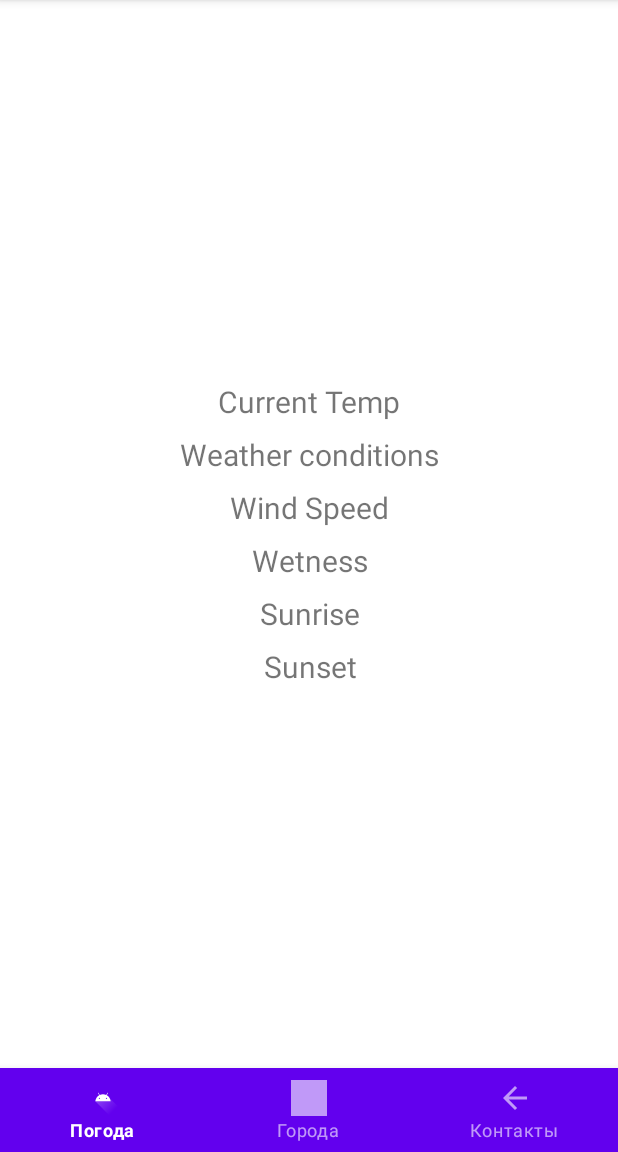
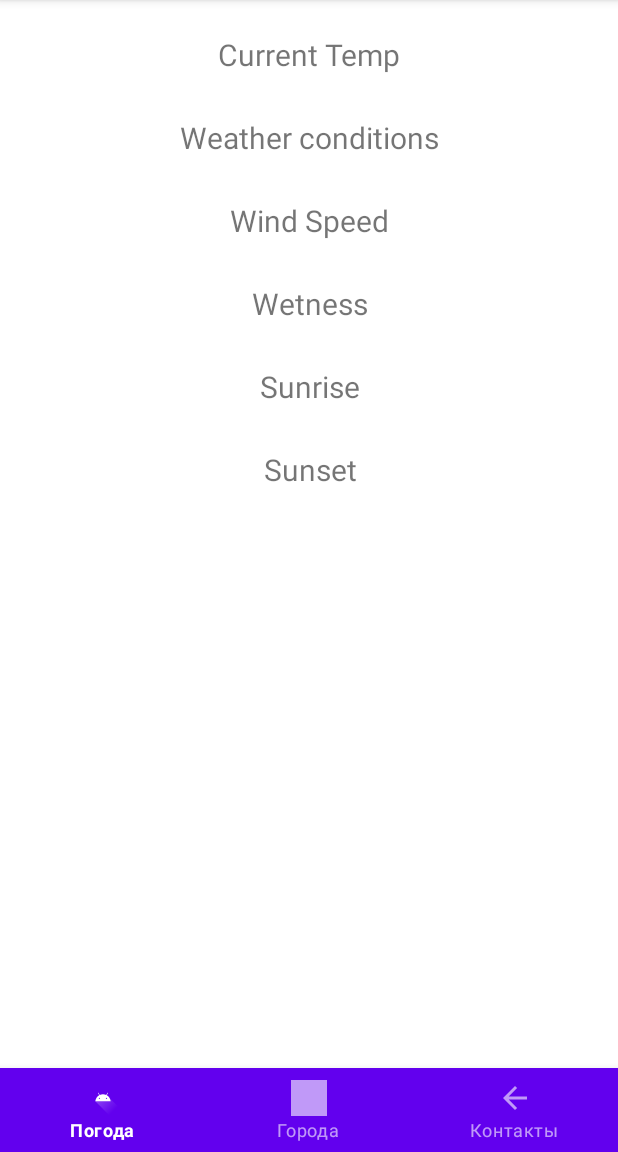
Before and after one commit to handsomeandi/WeatherProject, an Android app: the screen it shows after launch (MainActivity), on a phone screen of 412 x 824 dp, the part 84-1236 px from its top. Run offline under Robolectric (Android 15) with nearby library versions, the phone set to English and light mode, and no system bars; libraries missing offline, so code that uses them is left out: moxy.presenter; 1 statement that could not run was skipped.

```diff
--- a/app/src/main/java/com/example/weatherproj/SplashActivity.kt
+++ b/app/src/main/java/com/example/weatherproj/SplashActivity.kt
@@ -12,8 +12,6 @@ class SplashActivity : AppCompatActivity() {
         super.onCreate(savedInstanceState)
         setContentView(R.layout.activity_splash)
 
-
-
         Handler().postDelayed({
             val intent = Intent(this,MainActivity::class.java)
             startActivity(intent)
--- a/app/src/main/java/com/example/weatherproj/fragments/WeatherFragment.kt
+++ b/app/src/main/java/com/example/weatherproj/fragments/WeatherFragment.kt
@@ -4,24 +4,37 @@ package com.example.weatherproj.fragments
 import android.content.Context
 import android.content.SharedPreferences
 import android.os.Bundle
+import android.os.Handler
 import android.util.Log
 import android.view.LayoutInflater
 import android.view.View
 import android.view.ViewGroup
 import android.widget.TextView
 import androidx.fragment.app.Fragment
+import androidx.swiperefreshlayout.widget.SwipeRefreshLayout
 import com.example.weatherproj.R
+import com.example.weatherproj.Urls
 import com.example.weatherproj.Urls.Companion.MY_PREFS
 import com.example.weatherproj.Urls.Companion.MY_WEATHER
+import com.example.weatherproj.WeatherPresenter
+import com.example.weatherproj.WeatherView
 import com.example.weatherproj.networkobjects.DaggerNetworkComponent
 import com.example.weatherproj.networkobjects.NetworkComponent
 import com.example.weatherproj.networkobjects.NetworkModule
 import com.example.weatherproj.networkobjects.ServerApi
 import com.example.weatherproj.weatherobjects.Weather
 import com.google.gson.Gson
+import moxy.InjectViewState
+import moxy.MvpAppCompatFragment
+import moxy.MvpView
+import moxy.presenter.InjectPresenter
+import moxy.presenter.ProvidePresenter
+import moxy.presenter.ProvidePresenterTag
 import retrofit2.Call
 import retrofit2.Callback
 import retrofit2.Response
+import javax.inject.Inject
+import javax.inject.Provider
 
 
 // TODO: Rename parameter arguments, choose names that match
@@ -34,7 +47,9 @@ private const val ARG_PARAM2 = "param2"
  * Use the [WeatherFragment.newInstance] factory method to
  * create an instance of this fragment.
  */
-class WeatherFragment : Fragment() {
+class WeatherFragment : MvpAppCompatFragment(R.layout.fragment_weather),WeatherView {
+
+
     // TODO: Rename and change types of parameters
     private lateinit var sunset : TextView
     private lateinit var wetness : TextView
@@ -42,9 +57,16 @@ class WeatherFragment : Fragment() {
     private lateinit var weather_cond : TextView
     private lateinit var sunrise : TextView
     private lateinit var current_temp : TextView
+    private lateinit var swipeWeather : SwipeRefreshLayout
     val ERROR = "ERROR"
     var gson : Gson = Gson()
+    @InjectPresenter
+    lateinit var weatherPresenter: WeatherPresenter
 
+    @ProvidePresenter
+    fun provideWeatherPresenter() : WeatherPresenter {
+        return WeatherPresenter()
+    }
 
 
     override fun onViewCreated(view: View, savedInstanceState: Bundle?) {
@@ -57,42 +79,47 @@ class WeatherFragment : Fragment() {
         weather_cond = view.findViewById(R.id.weatherCondTv)
         wetness = view.findViewById(R.id.wetnessTv)
         current_temp = view.findViewById(R.id.currentTempTv)
+        swipeWeather = view.findViewById(R.id.swipeWeather)
+
+        if(swipeWeather != null)    {
+            swipeWeather.setOnRefreshListener{
+                Handler().postDelayed(Runnable {
+                    weatherPresenter.loadDataFromApi()
+                    swipeWeather.isRefreshing = false
+                }, 1000)
+            }
+        }
+
+    }
+
+    override fun removeWeather() {
+        val sharedPreferences: SharedPreferences =
+            activity!!.getSharedPreferences(MY_PREFS, Context.MODE_PRIVATE)
+        val editor = sharedPreferences.edit()
+        editor.remove(MY_WEATHER)
+        editor.commit()
+    }
+
+    override fun onCreate(savedInstanceState: Bundle?) {
+        super.onCreate(savedInstanceState)
+        var sharedPreferences : SharedPreferences =  activity!!.getSharedPreferences(Urls.MY_PREFS, Context.MODE_PRIVATE)
+        weatherPresenter.loadFromSharedOrApi(sharedPreferences)
+
     }
 
 
+    override fun saveWeather(weather: String) {
+        val sharedPreferences: SharedPreferences =
+            activity!!.getSharedPreferences(MY_PREFS, Context.MODE_PRIVATE)
+        val editor = sharedPreferences.edit()
+        editor.remove(MY_WEATHER)
+        editor.putString(MY_WEATHER, weather)
+        editor.commit()
 
-    override fun onCreate(savedInstanceState: Bundle?) {
-        super.onCreate(savedInstanceState)
-        val component: NetworkComponent =
-
-            DaggerNetworkComponent.builder().networkModule(NetworkModule()).build()
-        val serverApi: ServerApi = component.getServerApi()
-
-        var weatherFromShared : String? = activity!!.getSharedPreferences(MY_PREFS, Context.MODE_PRIVATE).getString(
-            MY_WEATHER,"")
-        if(weatherFromShared!!.length > 0 && weatherFromShared != null){
-            var weatherParsed : Weather = gson.fromJson(weatherFromShared, Weather::class.java)
-            setWeatherTextViews(weatherParsed)
-        }else{
-            serverApi.getWeatherData()!!.enqueue(object : Callback<Weather?> {
-                override fun onResponse(call: Call<Weather?>?, response: Response<Weather?>) {
-                    if (response.isSuccessful()) {
-                        var savedWeatherData : String = gson.toJson(response.body())
-                        saveWeather(savedWeatherData)
-                        setWeatherTextViews(response.body()!!)
-                    } else {
-                        Log.d(ERROR, response.message())
-                    }
-                }
-
-                override fun onFailure(call: Call<Weather?>?, t: Throwable) {
-                    Log.d(ERROR, t.message!!)
-                }
-            })
-        }
+        Log.d("SharedPrefs", sharedPreferences.getString(MY_WEATHER, "")!!)
     }
 
-    private fun setWeatherTextViews(weather: Weather){
+    override fun showWeather(weather: Weather) {
         sunset.setText(
             java.lang.String.format(
                 "%s%s",
@@ -137,16 +164,6 @@ class WeatherFragment : Fragment() {
         )
     }
 
-    private fun saveWeather(weather: String) {
-        val sharedPreferences: SharedPreferences =
-            activity!!.getSharedPreferences(MY_PREFS, Context.MODE_PRIVATE)
-        val editor = sharedPreferences.edit()
-        editor.remove(MY_PREFS)
-        editor.putString(MY_WEATHER, weather)
-        editor.apply()
-        Log.d("SharedPrefs", sharedPreferences.getString(MY_WEATHER, "")!!)
-    }
-
     override fun onCreateView(
         inflater: LayoutInflater, container: ViewGroup?,
         savedInstanceState: Bundle?
@@ -154,6 +171,8 @@ class WeatherFragment : Fragment() {
         // Inflate the layout for this fragment
         return inflater.inflate(R.layout.fragment_weather, container, false)
     }
+
+
 
     companion object {
         /**
--- a/app/src/main/res/layout/fragment_weather.xml
+++ b/app/src/main/res/layout/fragment_weather.xml
@@ -4,15 +4,34 @@
     xmlns:tools="http://schemas.android.com/tools"
     android:layout_width="match_parent"
     android:layout_height="match_parent"
-    tools:context=".fragments.WeatherFragment">
+    tools:context=".fragments.WeatherFragment"
+    android:layout_marginTop="20dp">
 
     <!-- TODO: Update blank fragment layout -->
+
+
+    <androidx.swiperefreshlayout.widget.SwipeRefreshLayout
+        android:layout_width="wrap_content"
+        android:layout_height="wrap_content"
+        android:id="@+id/swipeWeather"
+        app:layout_constraintBottom_toBottomOf="parent"
+        app:layout_constraintEnd_toEndOf="parent"
+        app:layout_constraintStart_toStartOf="parent"
+        app:layout_constraintTop_toTopOf="parent"
+        android:padding="10dp">
+
+        <androidx.constraintlayout.widget.ConstraintLayout
+            android:layout_width="wrap_content"
+            android:layout_height="wrap_content"
+            android:padding="10dp">
+
             <TextView
                 android:id="@+id/currentTempTv"
                 android:layout_width="wrap_content"
                 android:layout_height="wrap_content"
                 android:text="Current Temp"
                 android:textSize="20dp"
+                android:padding="10dp"
                 app:layout_constraintEnd_toEndOf="parent"
                 app:layout_constraintStart_toStartOf="parent"
                 app:layout_constraintTop_toTopOf="parent" />
@@ -24,6 +43,7 @@
                 android:layout_marginTop="8dp"
                 android:text="Sunset"
                 android:textSize="20dp"
+                android:padding="10dp"
                 app:layout_constraintEnd_toEndOf="@+id/sunriseTv"
                 app:layout_constraintStart_toStartOf="@+id/sunriseTv"
                 app:layout_constraintTop_toBottomOf="@+id/sunriseTv" />
@@ -35,6 +55,7 @@
                 android:layout_marginTop="8dp"
                 android:text="Weather conditions"
                 android:textSize="20dp"
+                android:padding="10dp"
                 app:layout_constraintEnd_toEndOf="@+id/currentTempTv"
                 app:layout_constraintStart_toStartOf="@+id/currentTempTv"
                 app:layout_constraintTop_toBottomOf="@+id/currentTempTv" />
@@ -46,6 +67,7 @@
                 android:layout_marginTop="8dp"
                 android:text="Wind Speed"
                 android:textSize="20dp"
+                android:padding="10dp"
                 app:layout_constraintEnd_toEndOf="@+id/weatherCondTv"
                 app:layout_constraintStart_toStartOf="@+id/weatherCondTv"
                 app:layout_constraintTop_toBottomOf="@+id/weatherCondTv" />
@@ -57,6 +79,7 @@
                 android:layout_marginTop="8dp"
                 android:text="Wetness"
                 android:textSize="20dp"
+                android:padding="10dp"
                 app:layout_constraintEnd_toEndOf="@+id/windSpeedTv"
                 app:layout_constraintStart_toStartOf="@+id/windSpeedTv"
                 app:layout_constraintTop_toBottomOf="@+id/windSpeedTv" />
@@ -68,9 +91,14 @@
                 android:layout_marginTop="8dp"
                 android:text="Sunrise"
                 android:textSize="20dp"
+                android:padding="10dp"
                 app:layout_constraintEnd_toEndOf="@+id/wetnessTv"
                 app:layout_constraintStart_toStartOf="@+id/wetnessTv"
                 app:layout_constraintTop_toBottomOf="@+id/wetnessTv" />
 
+        </androidx.constraintlayout.widget.ConstraintLayout>
+    </androidx.swiperefreshlayout.widget.SwipeRefreshLayout>
+
+
 
 </androidx.constraintlayout.widget.ConstraintLayout>
```
Also changed, not shown: app/build.gradle (+10 -0 lines), app/src/main/java/com/example/weatherproj/MainActivity.kt (+18 -0 lines). Lines whose indentation alone changed are shown as unchanged.
